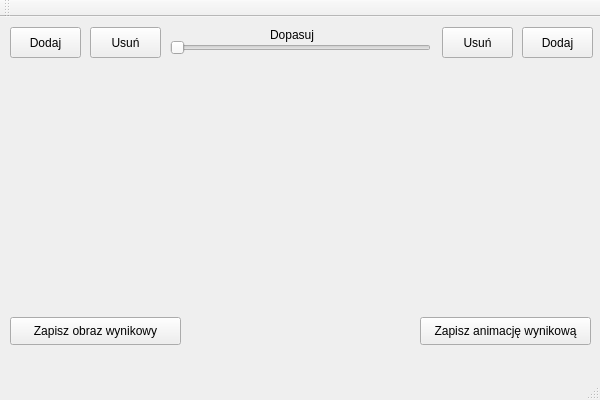
mateuszwon94/AiPO-Project, file AiPO-Project/MainWindow.ui: the form before one commit.
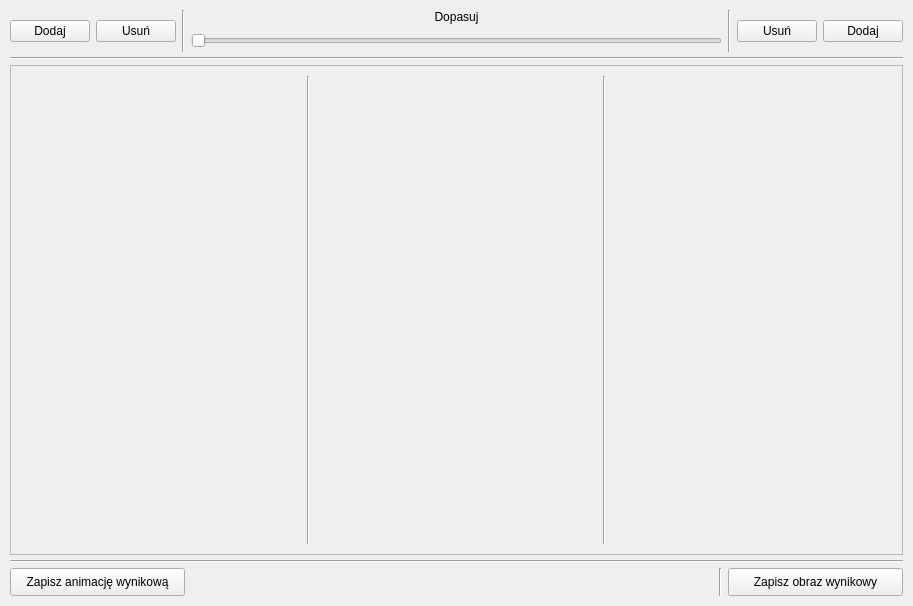
The form after the commit.

Commit message: GUI now is scallable

What changed in the file:
```diff
--- a/AiPO-Project/MainWindow.ui
+++ b/AiPO-Project/MainWindow.ui
@@ -6,185 +6,417 @@
    <rect>
     <x>0</x>
     <y>0</y>
-    <width>600</width>
-    <height>400</height>
+    <width>913</width>
+    <height>606</height>
    </rect>
   </property>
   <property name="windowTitle">
    <string>MainWindow</string>
   </property>
   <widget class="QWidget" name="centralWidget">
-   <widget class="QPushButton" name="AddLeft_Button">
-    <property name="geometry">
-     <rect>
-      <x>10</x>
-      <y>10</y>
-      <width>71</width>
-      <height>31</height>
-     </rect>
-    </property>
-    <property name="text">
-     <string>Dodaj</string>
-    </property>
-   </widget>
-   <widget class="QPushButton" name="RemoveLeft_Button">
-    <property name="geometry">
-     <rect>
-      <x>90</x>
-      <y>10</y>
-      <width>71</width>
-      <height>31</height>
-     </rect>
-    </property>
-    <property name="text">
-     <string>Usuń</string>
-    </property>
-   </widget>
-   <widget class="QPushButton" name="AddRight_Button">
-    <property name="geometry">
-     <rect>
-      <x>522</x>
-      <y>10</y>
-      <width>71</width>
-      <height>31</height>
-     </rect>
-    </property>
-    <property name="text">
-     <string>Dodaj</string>
-    </property>
-   </widget>
-   <widget class="QPushButton" name="RemoveRigth_Button">
-    <property name="geometry">
-     <rect>
-      <x>442</x>
-      <y>10</y>
-      <width>71</width>
-      <height>31</height>
-     </rect>
-    </property>
-    <property name="text">
-     <string>Usuń</string>
-    </property>
-   </widget>
-   <widget class="QSlider" name="Adjust_Slider">
-    <property name="geometry">
-     <rect>
-      <x>170</x>
-      <y>20</y>
-      <width>261</width>
-      <height>21</height>
-     </rect>
-    </property>
-    <property name="orientation">
-     <enum>Qt::Horizontal</enum>
-    </property>
-   </widget>
-   <widget class="QLabel" name="Adjust_Label">
-    <property name="geometry">
-     <rect>
-      <x>270</x>
-      <y>10</y>
-      <width>55</width>
-      <height>16</height>
-     </rect>
-    </property>
-    <property name="sizePolicy">
-     <sizepolicy hsizetype="Preferred" vsizetype="Preferred">
-      <horstretch>0</horstretch>
-      <verstretch>0</verstretch>
-     </sizepolicy>
-    </property>
-    <property name="text">
-     <string>Dopasuj</string>
-    </property>
-   </widget>
-   <widget class="QPushButton" name="SaveImage_Button">
-    <property name="geometry">
-     <rect>
-      <x>10</x>
-      <y>300</y>
-      <width>171</width>
-      <height>28</height>
-     </rect>
-    </property>
-    <property name="text">
-     <string>Zapisz obraz wynikowy</string>
-    </property>
-   </widget>
-   <widget class="QPushButton" name="SaveAnimation_Button">
-    <property name="geometry">
-     <rect>
-      <x>420</x>
-      <y>300</y>
-      <width>171</width>
-      <height>28</height>
-     </rect>
-    </property>
-    <property name="text">
-     <string>Zapisz animację wynikową</string>
-    </property>
-   </widget>
-   <widget class="QLabel" name="LeftImage_Label">
-    <property name="geometry">
-     <rect>
-      <x>10</x>
-      <y>50</y>
-      <width>161</width>
-      <height>241</height>
-     </rect>
-    </property>
-    <property name="text">
-     <string/>
-    </property>
-   </widget>
-   <widget class="QLabel" name="MixedImage_Label">
-    <property name="geometry">
-     <rect>
-      <x>210</x>
-      <y>50</y>
-      <width>161</width>
-      <height>241</height>
-     </rect>
-    </property>
-    <property name="text">
-     <string/>
-    </property>
-   </widget>
-   <widget class="QLabel" name="RightImage_Label">
-    <property name="geometry">
-     <rect>
-      <x>430</x>
-      <y>50</y>
-      <width>161</width>
-      <height>241</height>
-     </rect>
-    </property>
-    <property name="text">
-     <string/>
-    </property>
-   </widget>
-  </widget>
-  <widget class="QMenuBar" name="menuBar">
-   <property name="geometry">
-    <rect>
-     <x>0</x>
-     <y>0</y>
-     <width>600</width>
-     <height>26</height>
-    </rect>
+   <property name="sizePolicy">
+    <sizepolicy hsizetype="MinimumExpanding" vsizetype="MinimumExpanding">
+     <horstretch>0</horstretch>
+     <verstretch>0</verstretch>
+    </sizepolicy>
    </property>
+   <property name="contextMenuPolicy">
+    <enum>Qt::NoContextMenu</enum>
+   </property>
+   <property name="autoFillBackground">
+    <bool>true</bool>
+   </property>
+   <layout class="QGridLayout" name="gridLayout">
+    <item row="0" column="0">
+     <layout class="QVBoxLayout" name="MainLayout" stretch="0,0,0,0,0,0">
+      <property name="spacing">
+       <number>5</number>
+      </property>
+      <property name="sizeConstraint">
+       <enum>QLayout::SetDefaultConstraint</enum>
+      </property>
+      <item>
+       <layout class="QHBoxLayout" name="horizontalLayout">
+        <item>
+         <widget class="QPushButton" name="AddLeft_Button">
+          <property name="sizePolicy">
+           <sizepolicy hsizetype="Fixed" vsizetype="Fixed">
+            <horstretch>0</horstretch>
+            <verstretch>0</verstretch>
+           </sizepolicy>
+          </property>
+          <property name="text">
+           <string>Dodaj</string>
+          </property>
+         </widget>
+        </item>
+        <item>
+         <widget class="QPushButton" name="RemoveLeft_Button">
+          <property name="sizePolicy">
+           <sizepolicy hsizetype="Fixed" vsizetype="Fixed">
+            <horstretch>0</horstretch>
+            <verstretch>0</verstretch>
+           </sizepolicy>
+          </property>
+          <property name="text">
+           <string>Usuń</string>
+          </property>
+         </widget>
+        </item>
+        <item>
+         <widget class="Line" name="line_4">
+          <property name="orientation">
+           <enum>Qt::Vertical</enum>
+          </property>
+         </widget>
+        </item>
+        <item>
+         <layout class="QVBoxLayout" name="verticalLayout_2">
+          <property name="sizeConstraint">
+           <enum>QLayout::SetMinimumSize</enum>
+          </property>
+          <item>
+           <widget class="QLabel" name="Adjust_Label">
+            <property name="sizePolicy">
+             <sizepolicy hsizetype="Minimum" vsizetype="Maximum">
+              <horstretch>0</horstretch>
+              <verstretch>0</verstretch>
+             </sizepolicy>
+            </property>
+            <property name="text">
+             <string>Dopasuj</string>
+            </property>
+            <property name="alignment">
+             <set>Qt::AlignBottom|Qt::AlignHCenter</set>
+            </property>
+           </widget>
+          </item>
+          <item>
+           <widget class="QSlider" name="Adjust_Slider">
+            <property name="sizePolicy">
+             <sizepolicy hsizetype="Minimum" vsizetype="Maximum">
+              <horstretch>0</horstretch>
+              <verstretch>0</verstretch>
+             </sizepolicy>
+            </property>
+            <property name="minimumSize">
+             <size>
+              <width>150</width>
+              <height>22</height>
+             </size>
+            </property>
+            <property name="orientation">
+             <enum>Qt::Horizontal</enum>
+            </property>
+           </widget>
+          </item>
+         </layout>
+        </item>
+        <item>
+         <widget class="Line" name="line_5">
+          <property name="orientation">
+           <enum>Qt::Vertical</enum>
+          </property>
+         </widget>
+        </item>
+        <item>
+         <widget class="QPushButton" name="RemoveRigth_Button">
+          <property name="sizePolicy">
+           <sizepolicy hsizetype="Fixed" vsizetype="Fixed">
+            <horstretch>0</horstretch>
+            <verstretch>0</verstretch>
+           </sizepolicy>
+          </property>
+          <property name="text">
+           <string>Usuń</string>
+          </property>
+         </widget>
+        </item>
+        <item>
+         <widget class="QPushButton" name="AddRight_Button">
+          <property name="sizePolicy">
+           <sizepolicy hsizetype="Fixed" vsizetype="Fixed">
+            <horstretch>0</horstretch>
+            <verstretch>0</verstretch>
+           </sizepolicy>
+          </property>
+          <property name="text">
+           <string>Dodaj</string>
+          </property>
+         </widget>
+        </item>
+       </layout>
+      </item>
+      <item>
+       <widget class="Line" name="line_2">
+        <property name="orientation">
+         <enum>Qt::Horizontal</enum>
+        </property>
+       </widget>
+      </item>
+      <item>
+       <widget class="QScrollArea" name="scrollArea">
+        <property name="widgetResizable">
+         <bool>true</bool>
+        </property>
+        <widget class="QWidget" name="scrollAreaWidgetContents">
+         <property name="geometry">
+          <rect>
+           <x>0</x>
+           <y>0</y>
+           <width>887</width>
+           <height>468</height>
+          </rect>
+         </property>
+         <layout class="QHBoxLayout" name="horizontalLayout_4">
+          <item>
+           <spacer name="horizontalSpacer_4">
+            <property name="orientation">
+             <enum>Qt::Horizontal</enum>
+            </property>
+            <property name="sizeType">
+             <enum>QSizePolicy::Minimum</enum>
+            </property>
+            <property name="sizeHint" stdset="0">
+             <size>
+              <width>5</width>
+              <height>5</height>
+             </size>
+            </property>
+           </spacer>
+          </item>
+          <item>
+           <widget class="QLabel" name="LeftImage_Label">
+            <property name="sizePolicy">
+             <sizepolicy hsizetype="MinimumExpanding" vsizetype="MinimumExpanding">
+              <horstretch>0</horstretch>
+              <verstretch>0</verstretch>
+             </sizepolicy>
+            </property>
+            <property name="text">
+             <string/>
+            </property>
+           </widget>
+          </item>
+          <item>
+           <spacer name="horizontalSpacer_3">
+            <property name="orientation">
+             <enum>Qt::Horizontal</enum>
+            </property>
+            <property name="sizeType">
+             <enum>QSizePolicy::Minimum</enum>
+            </property>
+            <property name="sizeHint" stdset="0">
+             <size>
+              <width>5</width>
+              <height>5</height>
+             </size>
+            </property>
+           </spacer>
+          </item>
+          <item>
+           <widget class="Line" name="line_6">
+            <property name="orientation">
+             <enum>Qt::Vertical</enum>
+            </property>
+           </widget>
+          </item>
+          <item>
+           <spacer name="horizontalSpacer_5">
+            <property name="orientation">
+             <enum>Qt::Horizontal</enum>
+            </property>
+            <property name="sizeType">
+             <enum>QSizePolicy::Minimum</enum>
+            </property>
+            <property name="sizeHint" stdset="0">
+             <size>
+              <width>5</width>
+              <height>20</height>
+             </size>
+            </property>
+           </spacer>
+          </item>
+          <item>
+           <widget class="QLabel" name="MixedImage_Label">
+            <property name="sizePolicy">
+             <sizepolicy hsizetype="MinimumExpanding" vsizetype="MinimumExpanding">
+              <horstretch>0</horstretch>
+              <verstretch>0</verstretch>
+             </sizepolicy>
+            </property>
+            <property name="text">
+             <string/>
+            </property>
+           </widget>
+          </item>
+          <item>
+           <spacer name="horizontalSpacer_6">
+            <property name="orientation">
+             <enum>Qt::Horizontal</enum>
+            </property>
+            <property name="sizeType">
+             <enum>QSizePolicy::Minimum</enum>
+            </property>
+            <property name="sizeHint" stdset="0">
+             <size>
+              <width>5</width>
+              <height>20</height>
+             </size>
+            </property>
+           </spacer>
+          </item>
+          <item>
+           <widget class="Line" name="line_7">
+            <property name="orientation">
+             <enum>Qt::Vertical</enum>
+            </property>
+           </widget>
+          </item>
+          <item>
+           <spacer name="horizontalSpacer_7">
+            <property name="orientation">
+             <enum>Qt::Horizontal</enum>
+            </property>
+            <property name="sizeType">
+             <enum>QSizePolicy::Minimum</enum>
+            </property>
+            <property name="sizeHint" stdset="0">
+             <size>
+              <width>5</width>
+              <height>20</height>
+             </size>
+            </property>
+           </spacer>
+          </item>
+          <item>
+           <widget class="QLabel" name="RightImage_Label">
+            <property name="sizePolicy">
+             <sizepolicy hsizetype="MinimumExpanding" vsizetype="MinimumExpanding">
+              <horstretch>0</horstretch>
+              <verstretch>0</verstretch>
+             </sizepolicy>
+            </property>
+            <property name="text">
+             <string/>
+            </property>
+           </widget>
+          </item>
+          <item>
+           <spacer name="horizontalSpacer_8">
+            <property name="orientation">
+             <enum>Qt::Horizontal</enum>
+            </property>
+            <property name="sizeType">
+             <enum>QSizePolicy::Minimum</enum>
+            </property>
+            <property name="sizeHint" stdset="0">
+             <size>
+              <width>5</width>
+              <height>20</height>
+             </size>
+            </property>
+           </spacer>
+          </item>
+         </layout>
+        </widget>
+       </widget>
+      </item>
+      <item>
+       <layout class="QHBoxLayout" name="horizontalLayout_2">
+        <property name="sizeConstraint">
+         <enum>QLayout::SetMinAndMaxSize</enum>
+        </property>
+       </layout>
+      </item>
+      <item>
+       <widget class="Line" name="line">
+        <property name="orientation">
+         <enum>Qt::Horizontal</enum>
+        </property>
+       </widget>
+      </item>
+      <item>
+       <layout class="QHBoxLayout" name="horizontalLayout_3">
+        <item>
+         <widget class="QPushButton" name="SaveAnimation_Button">
+          <property name="sizePolicy">
+           <sizepolicy hsizetype="Fixed" vsizetype="Fixed">
+            <horstretch>0</horstretch>
+            <verstretch>0</verstretch>
+           </sizepolicy>
+          </property>
+          <property name="minimumSize">
+           <size>
+            <width>175</width>
+            <height>28</height>
+           </size>
+          </property>
+          <property name="text">
+           <string>Zapisz animację wynikową</string>
+          </property>
+         </widget>
+        </item>
+        <item>
+         <spacer name="horizontalSpacer">
+          <property name="orientation">
+           <enum>Qt::Horizontal</enum>
+          </property>
+          <property name="sizeHint" stdset="0">
+           <size>
+            <width>40</width>
+            <height>20</height>
+           </size>
+          </property>
+         </spacer>
+        </item>
+        <item>
+         <spacer name="horizontalSpacer_2">
+          <property name="orientation">
+           <enum>Qt::Horizontal</enum>
+          </property>
+          <property name="sizeHint" stdset="0">
+           <size>
+            <width>40</width>
+            <height>20</height>
+           </size>
+          </property>
+         </spacer>
+        </item>
+        <item>
+         <widget class="Line" name="line_3">
+          <property name="orientation">
+           <enum>Qt::Vertical</enum>
+          </property>
+         </widget>
+        </item>
+        <item>
+         <widget class="QPushButton" name="SaveImage_Button">
+          <property name="sizePolicy">
+           <sizepolicy hsizetype="Fixed" vsizetype="Fixed">
+            <horstretch>0</horstretch>
+            <verstretch>0</verstretch>
+           </sizepolicy>
+          </property>
+          <property name="minimumSize">
+           <size>
+            <width>175</width>
+            <height>28</height>
+           </size>
+          </property>
+          <property name="text">
+           <string>Zapisz obraz wynikowy</string>
+          </property>
+         </widget>
+        </item>
+       </layout>
+      </item>
+     </layout>
+    </item>
+   </layout>
   </widget>
-  <widget class="QToolBar" name="mainToolBar">
-   <attribute name="toolBarArea">
-    <enum>TopToolBarArea</enum>
-   </attribute>
-   <attribute name="toolBarBreak">
-    <bool>false</bool>
-   </attribute>
-  </widget>
-  <widget class="QStatusBar" name="statusBar"/>
  </widget>
- <layoutdefault spacing="6" margin="11"/>
+ <layoutdefault spacing="6" margin="10"/>
  <resources>
   <include location="MainWindow.qrc"/>
  </resources>
```
The commit also changes 2 other files.
